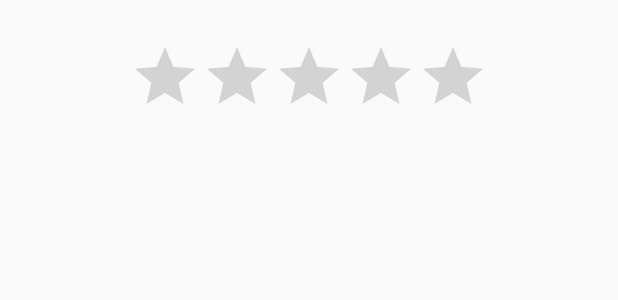
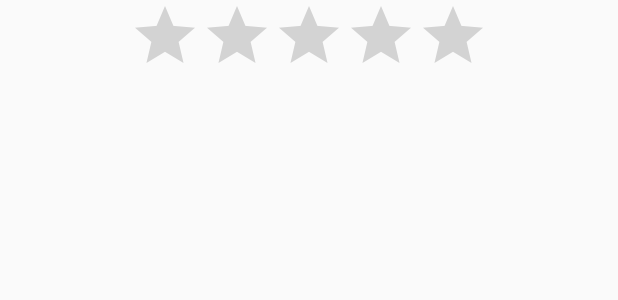
Before and after one commit to montimaj/PoziomFIre, an Android app: the layout content_reviewitem.xml on its own in the app's theme, with its tools: preview values and no code run, on a phone screen of 412 x 824 dp. Shown: the top 300 px of the screen. Run offline under Robolectric (Android 15) with nearby library versions, the light colour scheme and no system bars.

Commit message:
Fixed review dialog UI

```diff
--- a/app/src/main/java/com/poziomlabs/firebasestore/MainFragment.java
+++ b/app/src/main/java/com/poziomlabs/firebasestore/MainFragment.java
@@ -121,14 +121,12 @@ public class MainFragment extends Fragment implements View.OnClickListener {
         mAlertDialog = new AlertDialog.Builder(getContext())
                 .setView(dialogView)
                 .setTitle("Review Description")
-                .setMessage(review.getTitle())
+                .setMessage(review.toString())
                 .setPositiveButton("OK", null)
                 .setCancelable(true)
                 .create();
 
-        TextView tv = (TextView) dialogView.findViewById(R.id.t1);
         RatingBar ratingBar = (RatingBar) dialogView.findViewById(R.id.ratingBar3);
-        tv.setText(review.getBody());
         ratingBar.setRating(review.getRating());
 
         mAlertDialog.show();
--- a/app/src/main/java/com/poziomlabs/firebasestore/Review.java
+++ b/app/src/main/java/com/poziomlabs/firebasestore/Review.java
@@ -12,7 +12,7 @@ class Review {
 
     @Override
     public String toString() {
-        return "Rating: " + mRating;
+        return mReviewTitle + "\n\n" + mReviewBody;
     }
 
     @Override
--- a/app/src/main/java/com/poziomlabs/firebasestore/ReviewFragment.java
+++ b/app/src/main/java/com/poziomlabs/firebasestore/ReviewFragment.java
@@ -109,13 +109,13 @@ public class ReviewFragment extends Fragment {
         String comments = mBody3.getText().toString();
         String body = "";
         if(!pros.isEmpty()) {
-            body = "  Pros: " + pros;
+            body = "Pros: " + pros;
         }
         if(!cons.isEmpty()) {
-            body += "\n  " + "Cons: " + cons;
+            body += "\n\n" + "Cons: " + cons;
         }
         if(!comments.isEmpty()) {
-            body += "\n  " + "Other comments: " + comments;
+            body += "\n\n" + "Other comments: " + comments;
         }
         return body;
     }
--- a/app/src/main/res/layout/content_reviewitem.xml
+++ b/app/src/main/res/layout/content_reviewitem.xml
@@ -2,17 +2,11 @@
 <RelativeLayout xmlns:android="http://schemas.android.com/apk/res/android"
     android:orientation="vertical" android:layout_width="match_parent"
     android:layout_height="match_parent">
-    <TextView
-        android:layout_width="match_parent"
-        android:layout_height="wrap_content"
-        android:id="@+id/t1"
-        android:textSize="20sp"/>
 
     <RatingBar
         android:id="@+id/ratingBar3"
         style="@style/Widget.AppCompat.RatingBar"
         android:layout_width="wrap_content"
         android:layout_height="wrap_content"
-        android:layout_below="@+id/t1"
         android:layout_centerHorizontal="true" />
 </RelativeLayout>
--- a/app/src/main/res/layout/fragment_main.xml
+++ b/app/src/main/res/layout/fragment_main.xml
@@ -57,7 +57,8 @@
         android:layout_above="@+id/Progress"
         android:layout_below="@+id/floatingActionButton1"
         android:layout_centerHorizontal="true"
-        android:layout_marginBottom="14dp" />
+        android:layout_marginBottom="14dp"
+        tools:ignore="ContentDescription" />
 
 
 </RelativeLayout>
```
